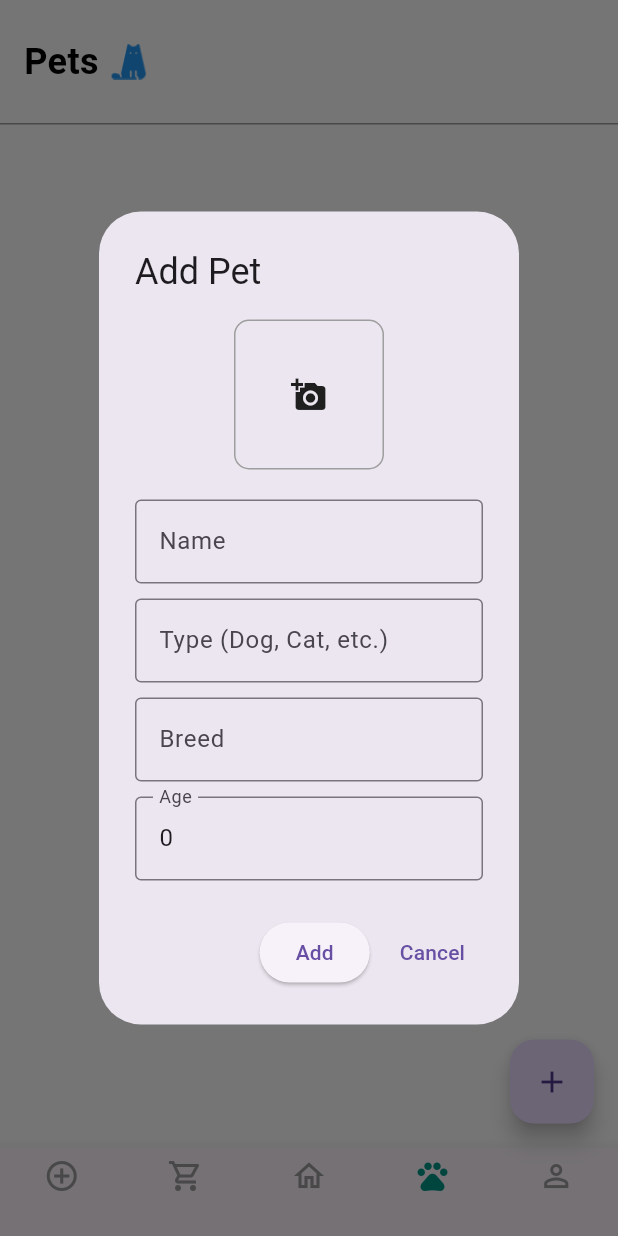
After one commit to reddishowo/mascotas-app, a Flutter app: the HomeView screen opened by its route, item 4 of the bottom bar chosen, after a tap on the "add" icon, on a phone screen of 412 x 824 dp. The commit adds this screen. Run offline on Flutter 3.47's test engine with Material 3 defaults, Android fonts, the phone set to English and light mode, and no system bars; our stand-ins replace get, image_picker.

Commit message:
added petview

```diff
--- a/lib/app/modules/navbar/controllers/navbar_controller.dart
+++ b/lib/app/modules/navbar/controllers/navbar_controller.dart
@@ -1,6 +1,5 @@
 import 'package:get/get.dart';
 import '../../../routes/app_pages.dart';
-
 
 class NavbarController extends GetxController {
   // Track the selected index for the BottomNavigationBar
@@ -10,9 +9,9 @@ class NavbarController extends GetxController {
   final List<String> routes = [
     Routes.BOOKMARK, // 0
     Routes.LOCATION, // 1
-    Routes.HOME,     // 2
-    Routes.CHAT,     // 3
-    Routes.PROFILE,  // 4
+    Routes.HOME, // 2
+    Routes.PET, // 3
+    Routes.PROFILE, // 4
   ];
 
   // Function to handle navigation based on index
--- /dev/null
+++ b/lib/app/modules/pet/bindings/pet_binding.dart
@@ -0,0 +1,11 @@
+import 'package:get/get.dart';
+import 'package:mobile_app_backup/app/modules/pet/controllers/pet_controller.dart';
+
+class PetBinding extends Bindings {
+  @override
+  void dependencies() {
+    Get.lazyPut<PetController>(
+      () => PetController(),
+    );
+  }
+}
--- /dev/null
+++ b/lib/app/modules/pet/controllers/pet_controller.dart
@@ -0,0 +1,13 @@
+import 'package:get/get.dart';
+
+class PetController extends GetxController {
+  //TODO: Implement HomeController
+
+  final count = 0.obs;
+
+  get tabController => null;
+
+  void increment() => count.value++;
+
+  buildScreens() {}
+}
--- /dev/null
+++ b/lib/app/modules/pet/views/pet_view.dart
@@ -0,0 +1,326 @@
+import 'package:flutter/material.dart';
+import 'package:get/get.dart';
+import 'package:image_picker/image_picker.dart';
+import 'dart:io'; // For handling files (images)
+import 'package:mobile_app_backup/app/modules/pet/controllers/pet_controller.dart';
+import '../../navbar/views/navbar_view.dart';
+
+// Pet model class
+class Pet {
+  String name;
+  String type;
+  String breed;
+  int age;
+  String imageUrl;
+
+  Pet({
+    required this.name,
+    required this.type,
+    required this.breed,
+    required this.age,
+    required this.imageUrl,
+  });
+}
+
+// PetView with GetView<PetController>
+class PetView extends GetView<PetController> {
+  const PetView({super.key});
+
+  @override
+  Widget build(BuildContext context) {
+    return PetListPage(); // Reference to the PetListPage UI
+  }
+}
+
+/// Custom Pet Card Widget
+class PetCard extends StatelessWidget {
+  final Pet pet;
+  final VoidCallback onEdit;
+  final VoidCallback onDelete;
+
+  const PetCard({
+    Key? key,
+    required this.pet,
+    required this.onEdit,
+    required this.onDelete,
+  }) : super(key: key);
+
+  @override
+  Widget build(BuildContext context) {
+    return Card(
+      elevation: 8, // Increased elevation for a more pronounced shadow
+      shape: RoundedRectangleBorder(
+        borderRadius: BorderRadius.circular(15),
+      ),
+      margin: EdgeInsets.symmetric(
+          vertical: 10, horizontal: 16), // Adjusted margins
+      child: Column(
+        children: [
+          // Displaying larger image
+          ClipRRect(
+            borderRadius: BorderRadius.vertical(
+                top: Radius.circular(15)), // Rounded top corners
+            child: Container(
+              height: 200, // Increased height for the pet image
+              width: double.infinity, // Full width
+              decoration: BoxDecoration(
+                image: DecorationImage(
+                  image: pet.imageUrl.isNotEmpty
+                      ? FileImage(File(pet.imageUrl))
+                      : AssetImage(
+                          'assets/images/default_pet_image.png'), // Placeholder image
+                  fit: BoxFit.cover, // Cover the entire container
+                ),
+              ),
+            ),
+          ),
+          Padding(
+            padding: const EdgeInsets.all(16.0),
+            child: Column(
+              crossAxisAlignment: CrossAxisAlignment.start,
+              children: [
+                // Pet name
+                Text(
+                  pet.name,
+                  style: TextStyle(
+                    fontSize: 24,
+                    fontWeight: FontWeight.bold,
+                  ),
+                ),
+                // Pet type, breed, and age
+                SizedBox(height: 4),
+                Text(
+                  '${pet.type} - ${pet.breed} - Age: ${pet.age}',
+                  style: TextStyle(
+                    fontSize: 16,
+                    color: Colors.grey[700],
+                  ),
+                ),
+                SizedBox(height: 16),
+                // Edit and Delete buttons
+                Row(
+                  mainAxisAlignment: MainAxisAlignment.end,
+                  children: [
+                    IconButton(
+                      icon: Icon(Icons.edit, color: Colors.blue),
+                      onPressed: onEdit,
+                    ),
+                    IconButton(
+                      icon: Icon(Icons.delete, color: Colors.red),
+                      onPressed: onDelete,
+                    ),
+                  ],
+                ),
+              ],
+            ),
+          ),
+        ],
+      ),
+    );
+  }
+}
+
+// PetListPage State Management
+class PetListPage extends StatefulWidget {
+  @override
+  _PetListPageState createState() => _PetListPageState();
+}
+
+class _PetListPageState extends State<PetListPage> {
+  List<Pet> pets = [];
+  final ImagePicker _picker = ImagePicker();
+  File? _imageFile; // To store the picked image
+
+  void addPet(Pet pet) {
+    setState(() {
+      pets.add(pet);
+    });
+  }
+
+  void updatePet(int index, Pet updatedPet) {
+    setState(() {
+      pets[index] = updatedPet;
+    });
+  }
+
+  void deletePet(int index) {
+    setState(() {
+      pets.removeAt(index);
+    });
+  }
+
+  // Function to pick an image
+  Future<void> _pickImage() async {
+    final pickedFile = await _picker.pickImage(source: ImageSource.gallery);
+
+    if (pickedFile != null) {
+      setState(() {
+        _imageFile = File(pickedFile.path);
+      });
+    }
+  }
+
+  void showPetForm({int? index}) {
+    final isUpdating = index != null;
+    final pet = isUpdating
+        ? pets[index!]
+        : Pet(name: '', type: '', breed: '', age: 0, imageUrl: '');
+
+    showDialog(
+      context: context,
+      builder: (BuildContext context) {
+        String name = pet.name;
+        String type = pet.type;
+        String breed = pet.breed;
+        int age = pet.age;
+        String imageUrl = pet.imageUrl;
+
+        return AlertDialog(
+          title: Text(isUpdating ? 'Update Pet' : 'Add Pet'),
+          content: SingleChildScrollView(
+            child: Column(
+              children: [
+                GestureDetector(
+                  onTap: _pickImage, // Trigger image picker
+                  child: _imageFile == null && imageUrl.isEmpty
+                      ? Container(
+                          width: 100,
+                          height: 100,
+                          decoration: BoxDecoration(
+                            border: Border.all(color: Colors.grey),
+                            borderRadius: BorderRadius.circular(10),
+                          ),
+                          child: Icon(Icons.add_a_photo),
+                        )
+                      : CircleAvatar(
+                          backgroundImage: _imageFile != null
+                              ? FileImage(_imageFile!)
+                              : NetworkImage(imageUrl) as ImageProvider,
+                          radius: 50,
+                        ),
+                ),
+                SizedBox(height: 20),
+                _buildTextField('Name', (value) {
+                  name = value;
+                }, name),
+                SizedBox(height: 10),
+                _buildTextField('Type (Dog, Cat, etc.)', (value) {
+                  type = value;
+                }, type),
+                SizedBox(height: 10),
+                _buildTextField('Breed', (value) {
+                  breed = value;
+                }, breed),
+                SizedBox(height: 10),
+                _buildTextField('Age', (value) {
+                  age = int.tryParse(value) ?? age;
+                }, age.toString(), keyboardType: TextInputType.number),
+              ],
+            ),
+          ),
+          actions: [
+            ElevatedButton(
+              onPressed: () {
+                final newPet = Pet(
+                  name: name,
+                  type: type,
+                  breed: breed,
+                  age: age,
+                  imageUrl: _imageFile != null ? _imageFile!.path : imageUrl,
+                );
+                if (isUpdating) {
+                  updatePet(index!, newPet);
+                } else {
+                  addPet(newPet);
+                }
+                Navigator.of(context).pop();
+              },
+              child: Text(isUpdating ? 'Update' : 'Add'),
+            ),
+            TextButton(
+              onPressed: () {
+                Navigator.of(context).pop();
+              },
+              child: Text('Cancel'),
+            ),
+          ],
+        );
+      },
+    );
+  }
+
+  TextField _buildTextField(
+      String label, Function(String) onChanged, String initialValue,
+      {TextInputType keyboardType = TextInputType.text}) {
+    return TextField(
+      decoration: InputDecoration(
+        labelText: label,
+        border: OutlineInputBorder(),
+      ),
+      onChanged: onChanged,
+      controller: TextEditingController(text: initialValue),
+      keyboardType: keyboardType,
+    );
+  }
+
+  @override
+  Widget build(BuildContext context) {
+    return Scaffold(
+      backgroundColor: Colors.white,
+      body: Column(
+        crossAxisAlignment: CrossAxisAlignment.start,
+        children: [
+          // Custom Header from HomeView
+          Container(
+            padding: const EdgeInsets.symmetric(horizontal: 16, vertical: 24),
+            color: Colors.white,
+            child: Row(
+              children: [
+                const Text(
+                  'Pets',
+                  style: TextStyle(
+                    fontSize: 24,
+                    fontWeight: FontWeight.bold,
+                    color: Colors.black,
+                  ),
+                ),
+                const SizedBox(width: 8), // Adjust this width for spacing
+                Image.asset(
+                  'assets/icons/cat_icon.png',
+                  height: 24,
+                  width: 24,
+                  color: Colors.blue,
+                ),
+              ],
+            ),
+          ),
+          const Divider(height: 1, color: Colors.grey),
+
+          Expanded(
+            child: pets.isEmpty
+                ? Center(
+                    child: Text('No pets added yet!',
+                        style: TextStyle(
+                            fontSize: 20, fontWeight: FontWeight.bold)))
+                : ListView.builder(
+                    itemCount: pets.length,
+                    itemBuilder: (context, index) {
+                      final pet = pets[index];
+                      return PetCard(
+                        pet: pet,
+                        onEdit: () => showPetForm(index: index),
+                        onDelete: () => deletePet(index),
+                      );
+                    },
+                  ),
+          ),
+        ],
+      ),
+      floatingActionButton: FloatingActionButton(
+        onPressed: () => showPetForm(),
+        child: Icon(Icons.add),
+      ),
+      bottomNavigationBar: const CustomBottomNavigationBar(),
+    );
+  }
+}
--- a/lib/app/routes/app_pages.dart
+++ b/lib/app/routes/app_pages.dart
@@ -1,4 +1,6 @@
 import 'package:get/get.dart';
+import 'package:mobile_app_backup/app/modules/pet/bindings/pet_binding.dart';
+import 'package:mobile_app_backup/app/modules/pet/views/pet_view.dart';
 
 import '../modules/home/bindings/home_binding.dart';
 import '../modules/home/views/home_view.dart';
@@ -15,6 +17,7 @@ class AppPages {
   static const LOGIN = Routes.LOGIN;
   static const PROFILE = Routes.PROFILE;
   static const ProfileView = Routes.profileView;
+  static const PET = Routes.PET;
 
   static final routes = [
     GetPage(
@@ -26,5 +29,10 @@ class AppPages {
       HomeBinding(),
       NavbarBinding(),
     ]),
+    GetPage(
+      name: _Paths.PET,
+      page: () => PetView(),
+      binding: PetBinding(),
+    ),
   ];
 }
--- a/lib/app/routes/app_routes.dart
+++ b/lib/app/routes/app_routes.dart
@@ -10,6 +10,7 @@ abstract class Routes {
   static const LOCATION = _Paths.LOCATION;
   static const BOOKMARK = _Paths.BOOKMARK;
   static const CHAT = _Paths.CHAT;
+  static const PET = _Paths.PET;
 }
 
 abstract class _Paths {
@@ -21,4 +22,5 @@ abstract class _Paths {
   static const LOCATION = '/location';
   static const BOOKMARK = '/bookmark';
   static const CHAT = '/chat';
+  static const PET = '/pet';
 }
```
